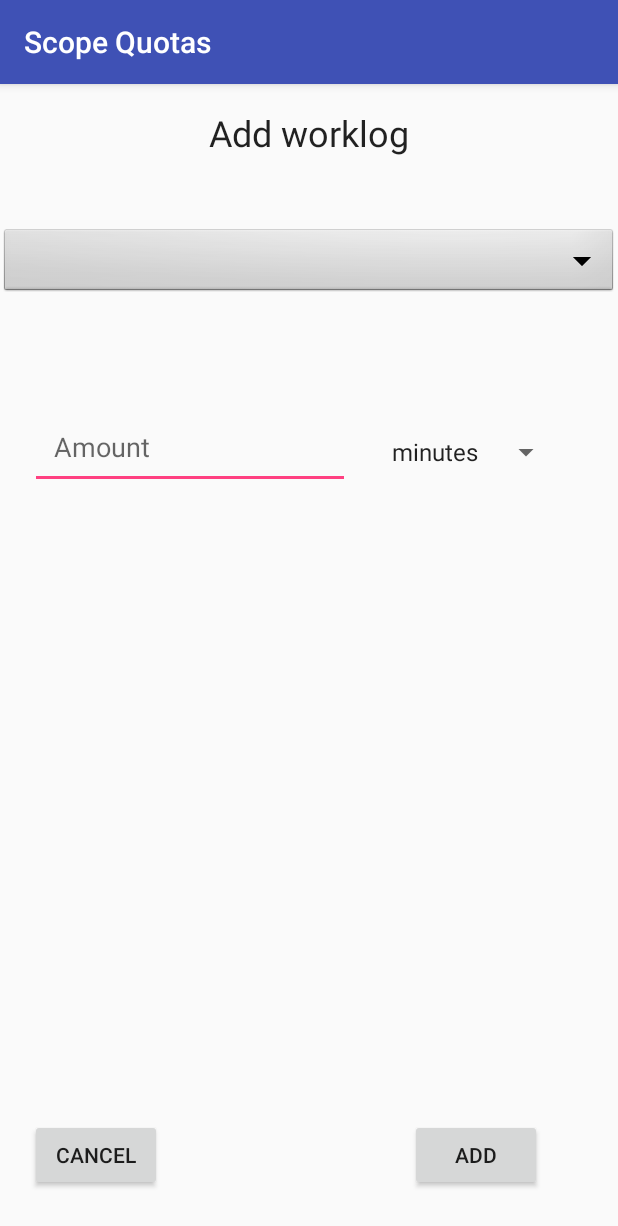
After one commit to leafchild0/scopequotas, an Android app: the WorklogActivity screen opened directly, with no data from a screen before it, on a phone screen of 412 x 824 dp. The commit adds this screen. Shown: the top 1226 px of the screen. Run offline under Robolectric (Android 15) with nearby library versions, the phone set to English and light mode, and no system bars; libraries missing offline, so code that uses them is left out: com.j256.ormlite; 1 statement that could not run was skipped.

Commit message:
Add a worklog + Display a worklog per quota, perform cleanup and go back when needed

```diff
--- a/app/src/main/java/com/leafchild/scopequotas/common/QuotaAdapter.java
+++ b/app/src/main/java/com/leafchild/scopequotas/common/QuotaAdapter.java
@@ -26,6 +26,10 @@ public class QuotaAdapter extends ArrayAdapter<Quota> {
 
     public QuotaAdapter(Context context, List<Quota> quotas) {
         super(context, R.layout.quota_item, quotas);
+    }
+
+    public QuotaAdapter(Context context, int resource, List<Quota> quotas) {
+        super(context, resource, quotas);
     }
 
     @NonNull
--- a/app/src/main/java/com/leafchild/scopequotas/data/DBManager.java
+++ b/app/src/main/java/com/leafchild/scopequotas/data/DBManager.java
@@ -19,7 +19,7 @@ import java.sql.SQLException;
 class DBManager extends OrmLiteSqliteOpenHelper {
 
     private static final String DATABASE_NAME = "scope.quotas.db";
-    private static final int DATABASE_VERSION = 2;
+    private static final int DATABASE_VERSION = 3;
     private Dao<Quota, Long> quotaDao = null;
     private Dao<Worklog, Long> worklogDao = null;
 
--- /dev/null
+++ b/app/src/main/java/com/leafchild/scopequotas/worklog/WorklogActivity.java
@@ -0,0 +1,71 @@
+package com.leafchild.scopequotas.worklog;
+
+import android.os.Bundle;
+import android.os.Handler;
+import android.support.v7.app.AppCompatActivity;
+import android.view.View;
+import android.widget.AdapterView;
+import android.widget.ArrayAdapter;
+import android.widget.EditText;
+import android.widget.Spinner;
+import android.widget.Toast;
+import com.leafchild.scopequotas.R;
+import com.leafchild.scopequotas.common.QuotaAdapter;
+import com.leafchild.scopequotas.data.DatabaseService;
+import com.leafchild.scopequotas.data.Quota;
+import com.leafchild.scopequotas.data.Worklog;
+import com.leafchild.scopequotas.data.WorklogType;
+
+public class WorklogActivity extends AppCompatActivity implements AdapterView.OnItemSelectedListener {
+
+    private DatabaseService service;
+    private Quota picked = null;
+    private  Spinner inputType;
+
+    @Override
+    protected void onCreate(Bundle savedInstanceState) {
+
+        super.onCreate(savedInstanceState);
+        setContentView(R.layout.activity_worklog);
+
+        service = new DatabaseService(this);
+
+        Spinner dropdown = (Spinner) findViewById(R.id.quotas_list);
+        ArrayAdapter<Quota> adapter = new QuotaAdapter(this, android.R.layout.simple_spinner_dropdown_item,
+            service.findAllQuotas());
+        dropdown.setAdapter(adapter);
+        dropdown.setOnItemSelectedListener(this);
+
+        inputType = (Spinner) findViewById(R.id.worklog_amount_type);
+        ArrayAdapter<CharSequence> staticAdapter = ArrayAdapter
+            .createFromResource(this, R.array.worklog_array, android.R.layout.simple_spinner_item);
+        inputType.setAdapter(staticAdapter);
+    }
+
+    @Override
+    public void onItemSelected(AdapterView<?> parent, View view, int position, long id) {
+        picked = (Quota) parent.getItemAtPosition(position);
+    }
+
+    @Override
+    public void onNothingSelected(AdapterView<?> parent) {
+
+    }
+
+    public void addWorklog(View view) {
+
+        EditText amount = (EditText) findViewById(R.id.quota_amount);
+
+        Worklog worklog = new Worklog(picked, amount.getText().toString());
+        worklog.setType(WorklogType.fromString(inputType.getSelectedItem().toString()));
+        service.addWorklog(worklog);
+
+        Toast.makeText(WorklogActivity.this, "Worklog was added", Toast.LENGTH_SHORT).show();
+        new Handler().postDelayed(WorklogActivity.this::finish, 2000);
+    }
+
+    public void cancel(View view) {
+        onBackPressed();
+    }
+
+}
--- /dev/null
+++ b/app/src/main/res/layout/activity_worklog.xml
@@ -0,0 +1,73 @@
+<?xml version="1.0" encoding="utf-8"?>
+<android.widget.RelativeLayout xmlns:android="http://schemas.android.com/apk/res/android"
+    xmlns:app="http://schemas.android.com/apk/res-auto"
+    xmlns:tools="http://schemas.android.com/tools"
+    android:layout_width="match_parent"
+    android:layout_height="match_parent"
+    tools:context="com.leafchild.scopequotas.worklog.WorklogActivity">
+
+    <TextView
+        android:id="@+id/add_worklog"
+        android:layout_width="match_parent"
+        android:layout_height="wrap_content"
+        android:text="@string/add_worklog"
+        android:gravity="center"
+        android:padding="@dimen/activity_vertical_margin"
+        android:textAppearance="@android:style/TextAppearance.Material.Headline" />
+
+    <Spinner
+        android:id="@+id/quotas_list"
+        android:layout_width="match_parent"
+        android:layout_height="wrap_content"
+        android:layout_alignParentStart="true"
+        android:layout_below="@+id/add_worklog"
+        android:layout_marginTop="30dp"
+        android:background="@android:drawable/btn_dropdown" />
+
+    <EditText
+        android:id="@+id/quota_amount"
+        android:layout_width="wrap_content"
+        android:layout_height="wrap_content"
+        android:ems="10"
+        android:hint="@string/amount"
+        android:inputType="number"
+        android:padding="@dimen/activity_vertical_margin"
+        android:layout_marginLeft="@dimen/text_margin"
+        android:layout_marginRight="@dimen/text_margin"
+        android:layout_marginTop="70dp"
+        android:layout_below="@+id/quotas_list"
+        android:layout_alignParentStart="true"
+        android:layout_marginStart="20dp" />
+
+    <Spinner
+        android:id="@+id/worklog_amount_type"
+        android:layout_width="wrap_content"
+        android:layout_height="wrap_content"
+        android:spinnerMode="dropdown"
+        android:layout_marginTop="20dp"
+        android:layout_alignTop="@+id/quota_amount"
+        android:layout_toEndOf="@+id/quota_amount"
+        android:layout_marginStart="20dp" />
+
+    <Button
+        android:id="@+id/button_add"
+        android:layout_width="wrap_content"
+        android:layout_height="wrap_content"
+        android:text="@string/add"
+        android:onClick="addWorklog"
+        android:layout_alignBaseline="@+id/button_cancel"
+        android:layout_alignBottom="@+id/button_cancel"
+        android:layout_alignStart="@+id/worklog_amount_type"
+        android:layout_marginStart="20dp" />
+
+    <Button
+        android:id="@+id/button_cancel"
+        android:layout_width="wrap_content"
+        android:layout_height="wrap_content"
+        android:text="@string/cancel"
+        android:onClick="cancel"
+        android:layout_marginBottom="30dp"
+        android:layout_alignParentBottom="true"
+        android:layout_marginStart="20dp" />
+
+</android.widget.RelativeLayout>
--- a/app/src/main/res/values/strings.xml
+++ b/app/src/main/res/values/strings.xml
@@ -179,7 +179,16 @@
     <string name="title_activity_reports">Reports</string>
     <string name="title_activity_about">About</string>
     <string name="name">Name</string>
-    <string name="amount" />
+    <string name="amount">Amount</string>
     <string name="goal">Goal</string>
     <string name="worklog_amount">Worklog amount</string>
+    <string name="add_worklog">Add worklog</string>
+    <string name="cancel">Cancel</string>
+    <string name="add">Add</string>
+
+    <string-array name="worklog_array">
+        <item>minutes</item>
+        <item>hours</item>
+        <item>days</item>
+    </string-array>
 </resources>
--- a/build.gradle
+++ b/build.gradle
@@ -5,7 +5,7 @@ buildscript {
         jcenter()
     }
     dependencies {
-        classpath 'com.android.tools.build:gradle:2.3.0'
+        classpath 'com.android.tools.build:gradle:2.3.1'
     }
 }
 
```
Also changed, not shown: app/src/main/AndroidManifest.xml (+10 -7 lines), app/src/main/java/com/leafchild/scopequotas/MainActivity.java (+17 -19 lines), app/src/main/java/com/leafchild/scopequotas/data/DatabaseService.java (+45 -3 lines), app/src/main/java/com/leafchild/scopequotas/data/Quota.java (+17 -1 lines), app/src/main/java/com/leafchild/scopequotas/data/Worklog.java (+18 -1 lines), app/src/main/java/com/leafchild/scopequotas/data/WorklogType.java (added, +36 -0 lines), app/src/main/java/com/leafchild/scopequotas/details/DetailsActivity.java (+12 -7 lines), app/src/main/res/layout/details_layout.xml (+9 -1 lines).
